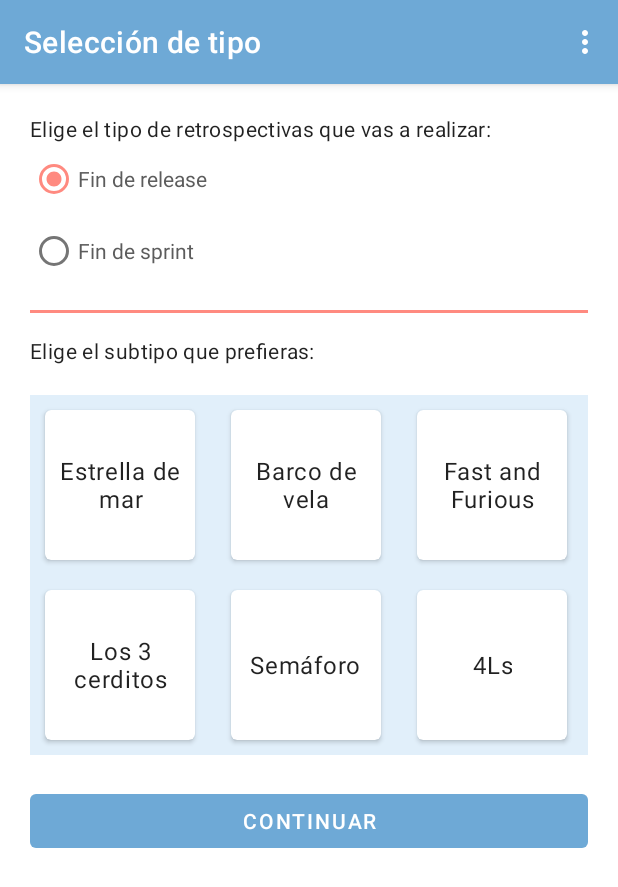
After one commit to Albertocalib/RetroHub, an Android app: the SelectionTypeFragment screen opened through its navigation route, on a phone screen of 412 x 824 dp. The commit adds this screen. Shown: the top 887 px of the screen. Run offline under Robolectric (Android 15) with nearby library versions, the phone set to English and light mode, and no system bars; our stand-ins replace Room's generated code; Roboto replaces fonts that are not available here; 3 statements that could not run were skipped.

Commit message:
add selection view

```diff
--- a/app/build.gradle
+++ b/app/build.gradle
@@ -11,6 +11,7 @@ def koin_version = "2.0.1"
 def retrofit_version = "2.4.0"
 def lottie_version ="3.4.0"
 def room_version = "2.2.5"
+def recycler_version="28.0.0"
 
 android {
     compileSdkVersion 28
@@ -59,6 +60,9 @@ dependencies {
     // ViewModel
     implementation "androidx.lifecycle:lifecycle-viewmodel-ktx:$lifecycle_version"
 
+    //RecyclerView
+    implementation "com.android.support:recyclerview-v7:$recycler_version"
+
     //Room
     implementation "androidx.room:room-runtime:$room_version"
     implementation "androidx.room:room-ktx:$room_version"
--- a/app/src/main/java/com/example/retrohub/MainActivity.kt
+++ b/app/src/main/java/com/example/retrohub/MainActivity.kt
@@ -13,6 +13,8 @@ import androidx.fragment.app.Fragment
 import androidx.navigation.Navigation
 import androidx.navigation.findNavController
 import androidx.navigation.fragment.NavHostFragment
+import androidx.navigation.fragment.findNavController
+import androidx.navigation.get
 import androidx.room.Room
 import com.example.retrohub.extensions.getColor
 import com.example.retrohub.extensions.hideKeyboard
@@ -152,10 +154,14 @@ class MainActivity : AppCompatActivity() {
     }
 
     abstract class RetroHubFragment(@LayoutRes private val layoutResId: Int) : Fragment(layoutResId){
+
+        abstract fun getToolbarTitle(): String
+
         override fun onViewCreated(view: View, savedInstanceState: Bundle?) {
             super.onViewCreated(view, savedInstanceState)
             view.setOnClickListener { hideKeyboard() }
             requireActivity().toolbar.isVisible = true
+            requireActivity().toolbar.title = getToolbarTitle()
             if (Build.VERSION.SDK_INT >= 21) {
                 val window = requireActivity().window
                 window.statusBarColor = getColor(R.color.colorPrimary)
--- a/app/src/main/java/com/example/retrohub/extensions/ViewExtensions.kt
+++ b/app/src/main/java/com/example/retrohub/extensions/ViewExtensions.kt
@@ -1,9 +1,19 @@
 package com.example.retrohub.extensions
 
+import android.view.LayoutInflater
+import android.view.View
+import android.view.ViewGroup
 import android.widget.EditText
+import androidx.annotation.StringRes
 import com.google.android.material.textfield.TextInputLayout
 
 fun TextInputLayout.getString(): String {
     val s = this.editText?.text?.toString()?:""
     return if(s == "null") "" else s
 }
+
+fun ViewGroup.inflate(layoutRes: Int): View {
+    return LayoutInflater.from(context).inflate(layoutRes, this, false)
+}
+
+fun View.getString(@StringRes res: Int) = context.getString(res)
--- a/app/src/main/java/com/example/retrohub/model_view/PersonalAreaViewModel.kt
+++ b/app/src/main/java/com/example/retrohub/model_view/PersonalAreaViewModel.kt
@@ -78,6 +78,7 @@ class PersonalAreaViewModel(private val retroRepository: RetroRepository, privat
 fun fromDTO(retro: RetroDTO) = Retro(
     retro.username,
     retro.type,
+    retro.subtype,
     retro.date,
     retro.data
 )
--- a/app/src/main/java/com/example/retrohub/repository/data/RetroDTO.kt
+++ b/app/src/main/java/com/example/retrohub/repository/data/RetroDTO.kt
@@ -5,6 +5,7 @@ import com.google.gson.annotations.SerializedName
 data class RetroDTO(
     @SerializedName("username") val username: String,
     @SerializedName("type") val type: String,
+    @SerializedName("subtype") val subtype: String,
     @SerializedName("date") val date: String,
-    @SerializedName("data") val data: List<String>
+    @SerializedName("data") val data: Map<String,List<String>>
 )
--- a/app/src/main/java/com/example/retrohub/view/LoginFragment.kt
+++ b/app/src/main/java/com/example/retrohub/view/LoginFragment.kt
@@ -32,6 +32,8 @@ class LoginFragment : MainActivity.RetroHubFragment(R.layout.fragment_login_view
 
     private val password: String
         get() = password_input.getString()
+
+    override fun getToolbarTitle() = "Login"
 
     override fun onViewCreated(view: View, savedInstanceState: Bundle?) {
         super.onViewCreated(view, savedInstanceState)
--- a/app/src/main/java/com/example/retrohub/view/MainFragment.kt
+++ b/app/src/main/java/com/example/retrohub/view/MainFragment.kt
@@ -12,11 +12,16 @@ import kotlinx.android.synthetic.main.fragment_empty_view.*
 
 class MainFragment: MainActivity.RetroHubFragment(R.layout.fragment_empty_view) {
 
+    override fun getToolbarTitle() = "RetroHub"
+
     override fun onViewCreated(view: View, savedInstanceState: Bundle?) {
         super.onViewCreated(view, savedInstanceState)
         icon_empty_box.setOnClickListener {
             findNavController().navigate(R.id.loginFragment)
         }
+        floating_action_button.setOnClickListener {
+            findNavController().navigate(R.id.selectionTypeFragment)
+        }
     }
 
 
--- a/app/src/main/java/com/example/retrohub/view/PersonalAreaFragment.kt
+++ b/app/src/main/java/com/example/retrohub/view/PersonalAreaFragment.kt
@@ -21,6 +21,8 @@ class PersonalAreaFragment : MainActivity.RetroHubFragment(R.layout.fragment_per
 
     val personalAreaVM: PersonalAreaViewModel by inject()
     val personalDataVM: UserDataViewModel by inject()
+
+    override fun getToolbarTitle() = "Área personal"
 
     override fun onViewCreated(view: View, savedInstanceState: Bundle?) {
         super.onViewCreated(view, savedInstanceState)
@@ -46,7 +48,7 @@ class PersonalAreaFragment : MainActivity.RetroHubFragment(R.layout.fragment_per
                 Toast.makeText(requireContext(),R.string.commingSoon,Toast.LENGTH_SHORT).show()
             }
         } else {
-            best_retro_name.text = list.groupingBy { it.type }
+            best_retro_name.text = list.groupingBy { it.subtype }
                 .eachCount()
                 .maxBy { it.value }
                 ?.key
--- a/app/src/main/java/com/example/retrohub/view/RegisterFragment.kt
+++ b/app/src/main/java/com/example/retrohub/view/RegisterFragment.kt
@@ -24,6 +24,8 @@ class RegisterFragment : MainActivity.RetroHubFragment(R.layout.fragment_registe
     private var validated = false
 
     private val vm: RegisterViewModel by inject()
+
+    override fun getToolbarTitle() = "Crear cuenta"
 
     override fun onViewCreated(view: View, savedInstanceState: Bundle?) {
         super.onViewCreated(view, savedInstanceState)
--- /dev/null
+++ b/app/src/main/java/com/example/retrohub/view/SelectionTypeFragment.kt
@@ -0,0 +1,68 @@
+package com.example.retrohub.view
+
+import android.os.Bundle
+import android.view.View
+import android.view.ViewGroup
+import android.widget.Toast
+import androidx.recyclerview.widget.GridLayoutManager
+import androidx.recyclerview.widget.RecyclerView
+import com.example.retrohub.MainActivity
+import com.example.retrohub.R
+import com.example.retrohub.extensions.getString
+import com.example.retrohub.extensions.inflate
+import com.example.retrohub.view.mobile.RetroSubTypes
+import com.example.retrohub.view.mobile.RetroType
+import kotlinx.android.synthetic.main.fragment_selection_type.*
+import kotlinx.android.synthetic.main.view_card_type.view.*
+
+
+class SelectionTypeFragment : MainActivity.RetroHubFragment(R.layout.fragment_selection_type), MyAdapter.ViewHolder.Action {
+
+    private lateinit var subtypeSelected: RetroSubTypes
+    private lateinit var adapter: MyAdapter
+    private val typeSelected: RetroType
+        get() = if(release_option.isChecked) RetroType.RELEASE else RetroType.SPRINT
+
+    override fun getToolbarTitle() = "Selección de tipo"
+
+    override fun onViewCreated(view: View, savedInstanceState: Bundle?) {
+        super.onViewCreated(view, savedInstanceState)
+        with(subtypes_list){
+            layoutManager = GridLayoutManager(requireContext(),3)
+            adapter = MyAdapter(RetroSubTypes.values(),this@SelectionTypeFragment).also { this@SelectionTypeFragment.adapter = it }
+        }
+        next_step.setOnClickListener { Toast.makeText(requireContext(),R.string.commingSoon,Toast.LENGTH_SHORT).show() }
+    }
+
+    override fun onItemSelected(item: RetroSubTypes) {
+        if(::subtypeSelected.isInitialized) adapter.notifyItemChanged(RetroSubTypes.values().indexOf(subtypeSelected))
+        subtypeSelected = item
+    }
+}
+
+class MyAdapter(val items: Array<RetroSubTypes>, val listener: ViewHolder.Action) : RecyclerView.Adapter<MyAdapter.ViewHolder>() {
+
+    override fun onCreateViewHolder(parent: ViewGroup, viewType: Int) = ViewHolder(parent.inflate(R.layout.view_card_type))
+
+    override fun onBindViewHolder(holder: ViewHolder, position: Int)  = holder.bind(items[position], listener)
+
+    override fun getItemCount() = items.size
+
+    class ViewHolder(itemView: View) : RecyclerView.ViewHolder(itemView){
+
+        interface Action{
+            fun onItemSelected(item: RetroSubTypes)
+        }
+
+        fun bind(item: RetroSubTypes, listener: Action) = with(itemView) {
+            name.text = getString(item.res)
+            fragment_container_selection_type.isChecked = isSelected
+            fragment_container_selection_type.setOnClickListener {
+                if(!fragment_container_selection_type.isChecked) {
+                    fragment_container_selection_type.isChecked = true
+                    listener.onItemSelected(item)
+                }
+            }
+        }
+    }
+}
--- /dev/null
+++ b/app/src/main/res/layout/fragment_selection_type.xml
@@ -0,0 +1,64 @@
+<?xml version="1.0" encoding="utf-8"?>
+<LinearLayout xmlns:android="http://schemas.android.com/apk/res/android"
+    android:id="@+id/fragment_container_selection_type"
+    android:layout_width="match_parent"
+    android:padding="@dimen/l_margin"
+    android:background="@color/white"
+    android:layout_height="match_parent"
+    android:orientation="vertical">
+
+    <TextView
+        style="@style/TextAppearance.MaterialComponents.Body2"
+        android:layout_width="wrap_content"
+        android:layout_height="wrap_content"
+        android:text="@string/choose_type"/>
+
+    <RadioGroup
+        android:id="@+id/radioGroup"
+        android:checkedButton="@+id/release_option"
+        android:layout_width="match_parent"
+        android:layout_height="wrap_content">
+    <RadioButton
+        android:id="@+id/release_option"
+        android:textColor="@color/black_secondary"
+        android:layout_width="match_parent"
+        android:layout_height="match_parent"
+        android:text="@string/type_release"/>
+    <RadioButton
+        android:id="@+id/sprint_option"
+        android:textColor="@color/black_secondary"
+        android:layout_width="match_parent"
+        android:layout_height="match_parent"
+        android:text="@string/type_sprint"/>
+    </RadioGroup>
+
+    <View
+        android:layout_width="match_parent"
+        android:layout_height="2dp"
+        android:layout_marginTop="@dimen/m_margin"
+        android:layout_marginBottom="@dimen/m_margin"
+        android:background="@color/colorAccent"/>
+
+    <TextView
+        style="@style/TextAppearance.MaterialComponents.Body2"
+        android:layout_width="wrap_content"
+        android:layout_height="wrap_content"
+        android:text="@string/choose_subtype"/>
+
+    <androidx.recyclerview.widget.RecyclerView
+        android:background="@color/colorPrimaryExtraLight"
+        android:id="@+id/subtypes_list"
+        android:layout_marginTop="@dimen/l_margin"
+        android:layout_width="match_parent"
+        android:layout_height="wrap_content"/>
+
+    <Button
+        style="@style/Widget.MaterialComponents.Button.UnelevatedButton"
+        android:id="@+id/next_step"
+        android:layout_marginTop="@dimen/l_margin"
+        android:layout_width="match_parent"
+        android:layout_height="wrap_content"
+        android:text="@string/next_step"/>
+
+
+</LinearLayout>
--- /dev/null
+++ b/app/src/main/res/layout/view_card_type.xml
@@ -0,0 +1,31 @@
+<?xml version="1.0" encoding="utf-8"?>
+<com.google.android.material.card.MaterialCardView xmlns:android="http://schemas.android.com/apk/res/android"
+    xmlns:tools="http://schemas.android.com/tools"
+    xmlns:app="http://schemas.android.com/apk/res-auto"
+    android:id="@+id/fragment_container_selection_type"
+    android:layout_width="100dp"
+    app:cardElevation="2dp"
+    android:layout_margin="@dimen/s_margin"
+    android:foregroundTint="@color/colorAccentLight"
+    android:layout_height="100dp"
+    android:checkable="true"
+    android:clickable="true"
+    android:focusable="true">
+
+    <FrameLayout
+        android:layout_width="match_parent"
+        android:layout_height="match_parent">
+
+        <TextView
+            android:id="@+id/name"
+            style="@style/TextAppearance.MaterialComponents.Body1"
+            android:layout_gravity="center"
+            android:gravity="center"
+            android:layout_margin="@dimen/xs_margin"
+            android:layout_width="wrap_content"
+            android:layout_height="wrap_content"
+            tools:text="Estrella de mar"/>
+
+    </FrameLayout>
+
+</com.google.android.material.card.MaterialCardView>
--- a/app/src/main/res/navigation/nav_graph.xml
+++ b/app/src/main/res/navigation/nav_graph.xml
@@ -24,4 +24,9 @@
         android:name="com.example.retrohub.view.PersonalAreaFragment"
         android:label="Área personal"/>
 
+    <fragment
+        android:id="@+id/selectionTypeFragment"
+        android:name="com.example.retrohub.view.SelectionTypeFragment"
+        android:label="Selección de tipo"/>
+
 </navigation>
--- a/app/src/main/res/values/colors.xml
+++ b/app/src/main/res/values/colors.xml
@@ -3,6 +3,7 @@
     <color name="colorPrimary">#6EA9D6</color>
     <color name="colorPrimaryDark">#729FC0</color>
     <color name="colorPrimaryLight">#92BEE0</color>
+    <color name="colorPrimaryExtraLight">#E1EFFA</color>
     <color name="colorAccent">#FF8A80</color>
     <color name="colorAccentLight">#FFBCAF</color>
     <color name="highlight_error_background">#FFCACA</color>
--- a/app/src/main/res/values/dimens.xml
+++ b/app/src/main/res/values/dimens.xml
@@ -10,6 +10,7 @@
 
     <dimen name="button_new_height">40dp</dimen>
 
+    <dimen name="xs_margin">5dp</dimen>
     <dimen name="s_margin">10dp</dimen>
     <dimen name="m_margin">15dp</dimen>
     <dimen name="l_margin">20dp</dimen>
--- a/app/src/main/res/values/strings.xml
+++ b/app/src/main/res/values/strings.xml
@@ -62,4 +62,17 @@
     <!-- Exit app -->
     <string name="are_you_sure">¿Estás seguro de querer cerrar la sesión?</string>
     <string name="are_you_sure_title">Salir</string>
+
+    <!--Create retro -->
+    <string name="choose_type">Elige el tipo de retrospectivas que vas a realizar:</string>
+    <string name="type_release">Fin de release</string>
+    <string name="type_sprint">Fin de sprint</string>
+    <string name="choose_subtype">Elige el subtipo que prefieras:</string>
+    <string name="starship">Estrella de mar</string>
+    <string name="sailboat">Barco de vela</string>
+    <string name="three_little_pigs">Los 3 cerditos</string>
+    <string name="semaphore">Semáforo</string>
+    <string name="fourl">4Ls</string>
+    <string name="fast_and_furious">Fast and Furious</string>
+    <string name="next_step">Continuar</string>
 </resources>
```
Also changed, not shown: app/src/main/java/com/example/retrohub/repository/local/daos/RetroDAO.kt (added, +21 -0 lines), app/src/main/java/com/example/retrohub/repository/local/entities/RetroEntity.kt (added, +14 -0 lines), app/src/main/java/com/example/retrohub/view/mobile/Retro.kt (+48 -1 lines), app/src/main/res/layout/fragment_empty_view.xml (+11 -0 lines).
